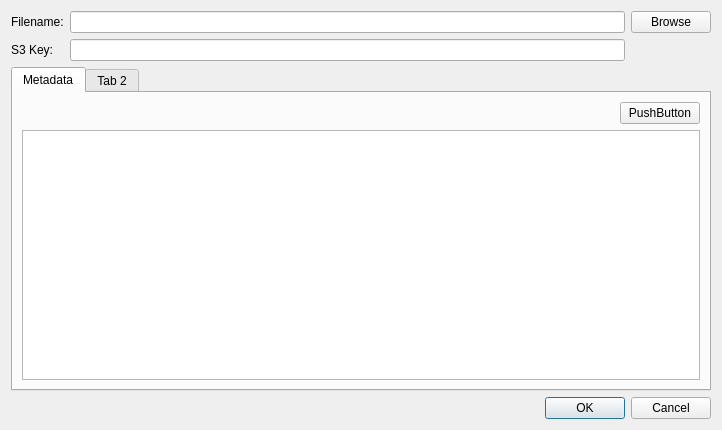
Above: src/modules/s3/S3ObjectAddDialog.ui from jensvogt/awsmock-qt-ui before the change. Below: the same form after it.
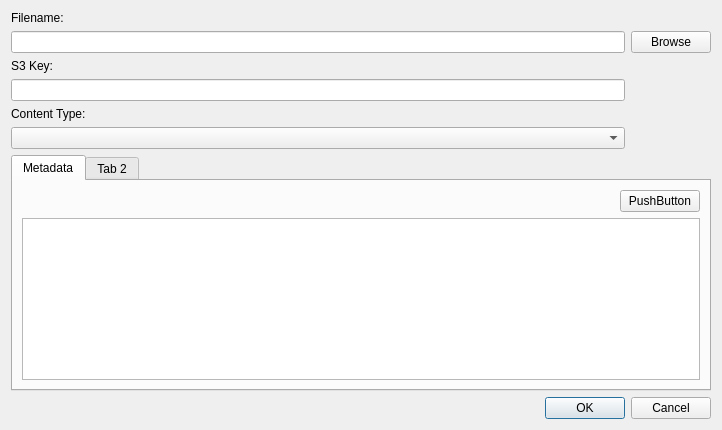
That is the form after the change.

```diff
--- a/src/modules/s3/S3ObjectAddDialog.ui
+++ b/src/modules/s3/S3ObjectAddDialog.ui
@@ -16,24 +16,7 @@
   <layout class="QVBoxLayout" name="verticalLayout">
    <item>
     <layout class="QGridLayout" name="gridLayout">
-     <item row="0" column="0">
-      <widget class="QLabel" name="fileLabel">
-       <property name="text">
-        <string>Filename:</string>
-       </property>
-      </widget>
-     </item>
-     <item row="0" column="1">
-      <widget class="QLineEdit" name="fileEdit"/>
-     </item>
-     <item row="0" column="2">
-      <widget class="QPushButton" name="fileBrowseButton">
-       <property name="text">
-        <string>Browse</string>
-       </property>
-      </widget>
-     </item>
-     <item row="1" column="0">
+     <item row="2" column="0">
       <widget class="QLabel" name="s3KeyLabel">
        <property name="text">
         <string>S3 Key:</string>
@@ -41,8 +24,35 @@
       </widget>
      </item>
      <item row="1" column="1">
+      <widget class="QPushButton" name="fileBrowseButton">
+       <property name="text">
+        <string>Browse</string>
+       </property>
+      </widget>
+     </item>
+     <item row="3" column="0">
       <widget class="QLineEdit" name="s3KeyEdit"/>
      </item>
+     <item row="4" column="0">
+      <widget class="QLabel" name="contentTypeLabel">
+       <property name="text">
+        <string>Content Type:</string>
+       </property>
+      </widget>
+     </item>
+     <item row="0" column="0">
+      <widget class="QLabel" name="fileLabel">
+       <property name="text">
+        <string>Filename:</string>
+       </property>
+      </widget>
+     </item>
+     <item row="1" column="0">
+      <widget class="QLineEdit" name="fileEdit"/>
+     </item>
+     <item row="5" column="0">
+      <widget class="QComboBox" name="contentTypeCombo"/>
+     </item>
     </layout>
    </item>
    <item>
```
